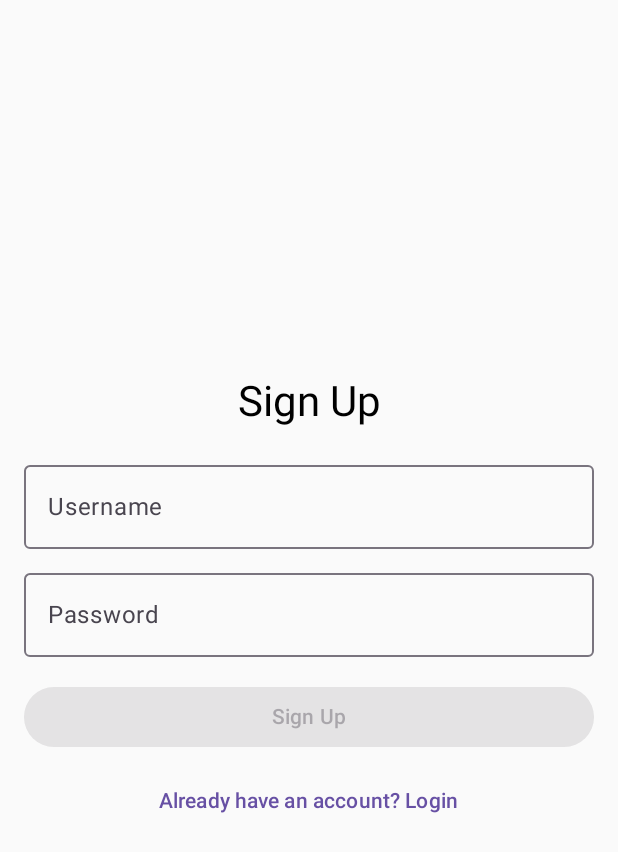
After one commit to matildez03/LAM-YourCityIsListeningTo, an Android app built with Jetpack Compose: the SignUpScreen screen opened through its navigation route, on a phone screen of 412 x 824 dp. The commit adds this screen. Shown: the top 852 px of the screen. Run offline under Robolectric (Android 15) with nearby library versions, the phone set to English and light mode, and no system bars; our stand-ins replace livedata-compose.

```diff
--- /dev/null
+++ b/app/src/main/java/uni/matilde/lam01/App.kt
@@ -0,0 +1,30 @@
+package uni.matilde.lam01
+
+import android.app.Application
+import uni.matilde.lam01.data.local.PreferencesHelper
+import uni.matilde.lam01.data.remote.repository.AuthRepository
+
+class App : Application() {
+
+    lateinit var preferencesHelper: PreferencesHelper
+        private set
+
+    lateinit var authRepository: AuthRepository
+        private set
+
+    override fun onCreate() {
+        super.onCreate()
+        instance = this
+
+        // Inizializza PreferencesHelper
+        preferencesHelper = PreferencesHelper(this)
+
+        // Inizializza AuthRepository
+        authRepository = AuthRepository.getInstance(preferencesHelper)
+    }
+
+    companion object {
+        lateinit var instance: App
+            private set
+    }
+}
--- a/app/src/main/java/uni/matilde/lam01/MainActivity.kt
+++ b/app/src/main/java/uni/matilde/lam01/MainActivity.kt
@@ -1,15 +1,63 @@
 package uni.matilde.lam01
 
 import android.os.Bundle
+import android.util.Log
 import androidx.activity.ComponentActivity
 import androidx.activity.compose.setContent
-import uni.matilde.lam01.ui.map.MainMapScreen
+import androidx.compose.runtime.*
+import uni.matilde.lam01.ui.AppNavHost
+import java.net.URL
+import java.net.HttpURLConnection
+
+
 
 class MainActivity : ComponentActivity() {
     override fun onCreate(savedInstanceState: Bundle?) {
         super.onCreate(savedInstanceState)
+        Log.d("MainActivity", "onCreate started")
+
         setContent {
-            MainMapScreen()
+            val preferencesHelper = App.instance.preferencesHelper
+
+            // Controlla se l'utente è autenticato
+            val isAuthenticated = remember { mutableStateOf(preferencesHelper.getToken() != null) }
+
+            AppNavHost(
+                isAuthenticated = isAuthenticated.value,
+                onLoginSuccess = { token ->
+                    // Salva il token e aggiorna lo stato
+                    preferencesHelper.saveToken(token)
+                    isAuthenticated.value = true
+                },
+                onLogout = {
+                    // Rimuove il token e aggiorna lo stato
+                    preferencesHelper.clearToken()
+                    isAuthenticated.value = false
+                }
+            )
         }
+        Log.d("MainActivity", "onCreate ended")
+
+        // Test della connessione diretta
+        testConnectionDirect()
+
+    }
+
+    private fun testConnectionDirect() {
+        Thread {
+            try {
+                val url = URL("http://130.136.2.83/lam2024/")
+                val connection = url.openConnection() as HttpURLConnection
+                connection.connectTimeout = 5000
+                connection.readTimeout = 5000
+                connection.requestMethod = "GET"
+                connection.connect()
+
+                val responseCode = connection.responseCode
+                Log.d("ConnectionTest", "Response code: $responseCode")
+            } catch (e: Exception) {
+                Log.e("ConnectionTest", "Connection error: ${e.message}")
+            }
+        }.start()
     }
 }
--- a/app/src/main/java/uni/matilde/lam01/api/ApiService.kt
+++ b/app/src/main/java/uni/matilde/lam01/api/ApiService.kt
@@ -16,4 +16,5 @@ interface ApiService {
 
     @GET("audio/all")
     suspend fun getAllSongs(): Response<List<AudioEntity>>
+
 }
--- a/app/src/main/java/uni/matilde/lam01/data/local/PreferenceHelper.kt
+++ b/app/src/main/java/uni/matilde/lam01/data/local/PreferenceHelper.kt
@@ -2,6 +2,7 @@ package uni.matilde.lam01.data.local
 
 import android.content.Context
 import android.content.SharedPreferences
+import android.util.Log
 import androidx.lifecycle.LiveData
 
 class PreferencesHelper(context: Context) {
@@ -17,12 +18,15 @@ class PreferencesHelper(context: Context) {
 
     // Salva il token di autenticazione
     fun saveToken(token: String) {
+        Log.d("PreferencesHelper", "Saving token: $token")
         sharedPreferences.edit().putString(KEY_AUTH_TOKEN, token).apply()
     }
 
     // Recupera il token di autenticazione
     fun getToken(): String? {
-        return sharedPreferences.getString(KEY_AUTH_TOKEN, null)
+        val token = sharedPreferences.getString("token", null)
+        Log.d("PreferencesHelper", "Token letto: $token") //debug
+        return token
     }
 
     // LiveData per osservare il token
@@ -43,6 +47,10 @@ class PreferencesHelper(context: Context) {
     // Cancella tutte le preferenze salvate (ad esempio, durante il logout)
     fun clearPreferences() {
         sharedPreferences.edit().clear().apply()
+    }
+
+    fun clearToken() {
+        sharedPreferences.edit().remove("auth_token").apply()
     }
 
     // Implementazione delle sharedPreferences sottoforma di livedata
--- /dev/null
+++ b/app/src/main/java/uni/matilde/lam01/data/remote/models/AuthErrorResponse.kt
@@ -0,0 +1,5 @@
+package uni.matilde.lam01.data.remote.models
+
+data class AuthErrorResponse(
+    val detail: String
+)
--- /dev/null
+++ b/app/src/main/java/uni/matilde/lam01/ui/AppNavHost.kt
@@ -0,0 +1,42 @@
+package uni.matilde.lam01.ui
+
+import androidx.compose.runtime.Composable
+import androidx.navigation.compose.NavHost
+import androidx.navigation.compose.composable
+import androidx.navigation.compose.rememberNavController
+import uni.matilde.lam01.App
+import uni.matilde.lam01.ui.auth.AuthViewModelFactory
+import uni.matilde.lam01.ui.auth.MainAuthScreen
+import uni.matilde.lam01.ui.map.MainMapScreen
+
+@Composable
+fun AppNavHost(
+    isAuthenticated: Boolean,
+    onLoginSuccess: (String) -> Unit,
+    onLogout: () -> Unit
+) {
+    val navController = rememberNavController()
+
+    // repository dal contesto globale
+    val authRepository = App.instance.authRepository
+
+    NavHost(
+        navController = navController,
+        startDestination = if (isAuthenticated) "home" else "auth"
+    ) {
+        composable("auth") {
+            MainAuthScreen(
+                navigateToHome = {
+                    onLoginSuccess("exampleToken")
+                    navController.navigate("map") {
+                        popUpTo("auth") { inclusive = true }
+                    }
+                },
+                factory = AuthViewModelFactory(App.instance.authRepository) // Crea l'istanza della factory
+            )
+        }
+        composable("home") { //la schermata principale è direttamente la mappa
+            MainMapScreen()
+        }
+    }
+}
--- /dev/null
+++ b/app/src/main/java/uni/matilde/lam01/ui/auth/AuthViewModelFactory.kt
@@ -0,0 +1,18 @@
+package uni.matilde.lam01.ui.auth
+
+import androidx.lifecycle.ViewModel
+import androidx.lifecycle.ViewModelProvider
+import uni.matilde.lam01.data.remote.repository.AuthRepository
+
+class AuthViewModelFactory(
+    private val repository: AuthRepository
+) : ViewModelProvider.Factory {
+
+    override fun <T : ViewModel> create(modelClass: Class<T>): T {
+        if (modelClass.isAssignableFrom(AuthViewModel::class.java)) {
+            @Suppress("UNCHECKED_CAST")
+            return AuthViewModel(repository) as T
+        }
+        throw IllegalArgumentException("Unknown ViewModel class")
+    }
+}
--- /dev/null
+++ b/app/src/main/java/uni/matilde/lam01/ui/auth/LoginScreen.kt
@@ -0,0 +1,99 @@
+package uni.matilde.lam01.ui.auth
+
+import androidx.compose.ui.Alignment
+import androidx.compose.foundation.layout.*
+import androidx.compose.foundation.text.KeyboardOptions
+import androidx.compose.material3.*
+import androidx.compose.runtime.*
+import androidx.compose.runtime.livedata.observeAsState
+import androidx.compose.ui.Modifier
+import androidx.compose.ui.text.input.KeyboardType
+import androidx.compose.ui.text.input.PasswordVisualTransformation
+import androidx.compose.ui.unit.dp
+import androidx.lifecycle.viewmodel.compose.viewModel
+
+@Composable
+fun LoginScreen(
+    navigateToSignUp: () -> Unit,
+    navigateToHome: () -> Unit,
+    factory: AuthViewModelFactory
+) {
+    val viewModel: AuthViewModel = viewModel(factory = factory)
+
+    // Variabili per i campi di input
+    var username by remember { mutableStateOf("") }
+    var password by remember { mutableStateOf("") }
+
+    // Osserva lo stato del ViewModel
+    val loginState by viewModel.authState.observeAsState()
+
+    Column(
+        modifier = Modifier
+            .fillMaxSize()
+            .padding(16.dp),
+        verticalArrangement = Arrangement.Center,
+        horizontalAlignment = Alignment.CenterHorizontally
+    ) {
+        Text(text = "Login", style = MaterialTheme.typography.headlineMedium)
+
+        Spacer(modifier = Modifier.height(16.dp))
+
+        // Campo di input per lo username
+        OutlinedTextField(
+            value = username,
+            onValueChange = { username = it },
+            label = { Text("Username") },
+            modifier = Modifier.fillMaxWidth()
+        )
+
+        Spacer(modifier = Modifier.height(8.dp))
+
+        // Campo di input per la password
+        OutlinedTextField(
+            value = password,
+            onValueChange = { password = it },
+            label = { Text("Password") },
+            visualTransformation = PasswordVisualTransformation(),
+            keyboardOptions = KeyboardOptions(keyboardType = KeyboardType.Password),
+            modifier = Modifier.fillMaxWidth()
+        )
+
+        Spacer(modifier = Modifier.height(16.dp))
+
+        // Bottone di login
+        Button(
+            onClick = { viewModel.login(username, password) },
+            modifier = Modifier.fillMaxWidth(),
+            enabled = username.isNotEmpty() && password.isNotEmpty()
+        ) {
+            Text(text = "Login")
+        }
+
+        Spacer(modifier = Modifier.height(8.dp))
+
+        // Navigazione verso la schermata di registrazione
+        TextButton(onClick = navigateToSignUp) {
+            Text(text = "Don't have an account? Sign up")
+        }
+
+        Spacer(modifier = Modifier.height(16.dp))
+
+        // Stato di autenticazione
+        when (val state = loginState) {
+            is AuthState.Loading -> CircularProgressIndicator()
+            is AuthState.Success<*> -> {
+                // Naviga verso la home in caso di successo
+                navigateToHome()
+            }
+            is AuthState.Error -> {
+                Text(
+                    text = state.message ?: "Errore sconosciuto",
+                    color = MaterialTheme.colorScheme.error
+                )
+            }
+            null -> {
+                // Stato iniziale, nessuna azione
+            }
+        }
+    }
+}
--- /dev/null
+++ b/app/src/main/java/uni/matilde/lam01/ui/auth/MainAuthScreen.kt
@@ -0,0 +1,39 @@
+package uni.matilde.lam01.ui.auth
+
+import androidx.compose.runtime.Composable
+import androidx.compose.ui.tooling.preview.Preview
+import androidx.navigation.NavHostController
+import androidx.navigation.compose.NavHost
+import androidx.navigation.compose.composable
+import androidx.navigation.compose.rememberNavController
+
+@Composable
+fun MainAuthScreen(
+    navigateToHome: () -> Unit,
+    factory: AuthViewModelFactory // Aggiungi la factory come parametro
+) {
+    // Controller di navigazione per gestire le schermate
+    val navController = rememberNavController()
+
+    NavHost(
+        navController = navController,
+        startDestination = "login"
+    ) {
+        // Schermata di Login
+        composable("login") {
+            LoginScreen(
+                navigateToSignUp = { navController.navigate("signup") },
+                navigateToHome = navigateToHome,
+                factory = factory // Passa la factory alla LoginScreen
+            )
+        }
+
+        // Schermata di Registrazione
+        composable("signup") {
+            SignUpScreen(
+                navigateToLogin = { navController.navigate("login") },
+                factory = factory // Passa la factory alla SignUpScreen
+            )
+        }
+    }
+}
--- /dev/null
+++ b/app/src/main/java/uni/matilde/lam01/ui/auth/SignUpScreen.kt
@@ -0,0 +1,103 @@
+package uni.matilde.lam01.ui.auth
+
+import androidx.compose.ui.Alignment
+import androidx.compose.foundation.layout.*
+import androidx.compose.foundation.text.KeyboardOptions
+import androidx.compose.material3.*
+import androidx.compose.runtime.*
+import androidx.compose.runtime.livedata.observeAsState
+import androidx.compose.ui.Modifier
+import androidx.compose.ui.text.input.KeyboardType
+import androidx.compose.ui.text.input.PasswordVisualTransformation
+import androidx.compose.ui.tooling.preview.Preview
+import androidx.compose.ui.unit.dp
+import androidx.lifecycle.viewmodel.compose.viewModel
+import uni.matilde.lam01.data.remote.repository.AuthRepository
+
+@Composable
+fun SignUpScreen(
+    navigateToLogin: () -> Unit,
+    factory: AuthViewModelFactory // Passa la factory come parametro
+) {
+    // Usa la factory per creare il ViewModel
+    val viewModel: AuthViewModel = viewModel(factory = factory)
+
+    // Variabili per i campi di input
+    var username by remember { mutableStateOf("") }
+    var password by remember { mutableStateOf("") }
+
+    // Osserva lo stato del ViewModel
+    val signUpState by viewModel.authState.observeAsState()
+
+    Column(
+        modifier = Modifier
+            .fillMaxSize()
+            .padding(16.dp),
+        verticalArrangement = Arrangement.Center,
+        horizontalAlignment = Alignment.CenterHorizontally
+    ) {
+        Text(text = "Sign Up", style = MaterialTheme.typography.headlineMedium)
+
+        Spacer(modifier = Modifier.height(16.dp))
+
+        // Campo di input per lo username
+        OutlinedTextField(
+            value = username,
+            onValueChange = { username = it },
+            label = { Text("Username") },
+            modifier = Modifier.fillMaxWidth()
+        )
+
+        Spacer(modifier = Modifier.height(8.dp))
+
+        // Campo di input per la password
+        OutlinedTextField(
+            value = password,
+            onValueChange = { password = it },
+            label = { Text("Password") },
+            visualTransformation = PasswordVisualTransformation(),
+            keyboardOptions = KeyboardOptions(keyboardType = KeyboardType.Password),
+            modifier = Modifier.fillMaxWidth()
+        )
+
+        Spacer(modifier = Modifier.height(16.dp))
+
+        // Bottone di registrazione
+        Button(
+            onClick = { viewModel.signUp(username, password) },
+            modifier = Modifier.fillMaxWidth(),
+            enabled = username.isNotEmpty() && password.isNotEmpty()
+        ) {
+            Text(text = "Sign Up")
+        }
+
+        Spacer(modifier = Modifier.height(8.dp))
+
+        // Navigazione verso la schermata di login
+        TextButton(onClick = navigateToLogin) {
+            Text(text = "Already have an account? Login")
+        }
+
+        Spacer(modifier = Modifier.height(16.dp))
+
+        // Stato di registrazione
+        when (val state = signUpState) {
+            is AuthState.Loading -> CircularProgressIndicator()
+            is AuthState.Success<*> -> {
+                Text(text = "Registrazione avvenuta con successo!", color = MaterialTheme.colorScheme.primary)
+                // Resetta lo stato e torna al login
+                viewModel.resetAuthState()
+                navigateToLogin()
+            }
+            is AuthState.Error -> {
+                Text(
+                    text = state.message ?: "Errore sconosciuto",
+                    color = MaterialTheme.colorScheme.error
+                )
+            }
+            null -> {
+                // Stato iniziale, nessuna azione
+            }
+        }
+    }
+}
--- a/app/src/main/res/values/strings.xml
+++ b/app/src/main/res/values/strings.xml
@@ -1,3 +1,4 @@
 <resources>
     <string name="app_name">LAM01</string>
+    <string name="yslt_main">yslt_main</string>
 </resources>
--- /dev/null
+++ b/app/src/main/res/xml/network_security_config.xml
@@ -0,0 +1,6 @@
+<?xml version="1.0" encoding="utf-8"?>
+<network-security-config>
+    <domain-config cleartextTrafficPermitted="true">
+        <domain includeSubdomains="true">130.136.2.83</domain>
+    </domain-config>
+</network-security-config>
--- a/build.gradle.kts
+++ b/build.gradle.kts
@@ -4,3 +4,9 @@ plugins {
     id("org.jetbrains.kotlin.android") version "1.9.21" apply false
     id("org.jetbrains.kotlin.jvm") version "1.9.21"
 }
+allprojects {
+    repositories {
+        google()
+        mavenCentral()
+    }
+}
```
Also changed, not shown: app/build.gradle.kts (+22 -4 lines), app/src/main/AndroidManifest.xml (+4 -3 lines), app/src/main/java/uni/matilde/lam01/api/RetrofitInstance.kt (+21 -1 lines), app/src/main/java/uni/matilde/lam01/data/remote/repository/AuthRepository.kt (+69 -33 lines), app/src/main/java/uni/matilde/lam01/ui/auth/AuthNavigation.kt (added, +36 -0 lines), app/src/main/java/uni/matilde/lam01/ui/auth/AuthViewModel.kt (+40 -9 lines), settings.gradle.kts (+0 -7 lines).
